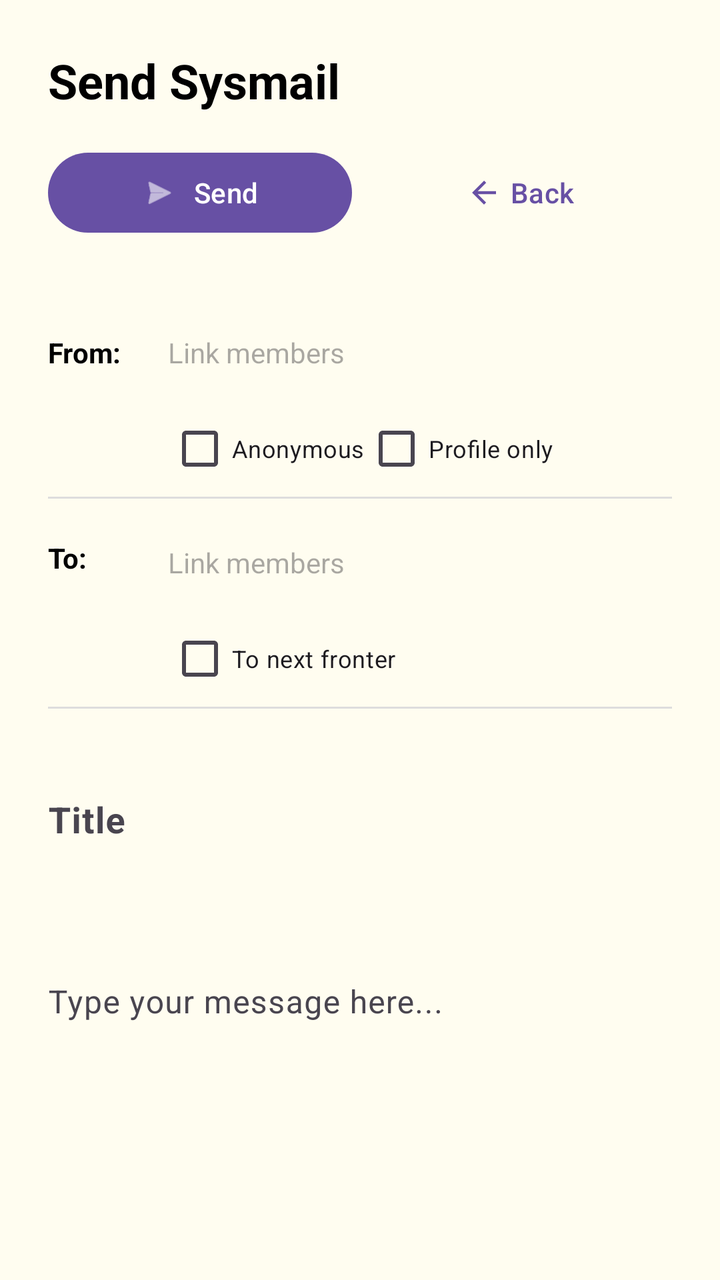
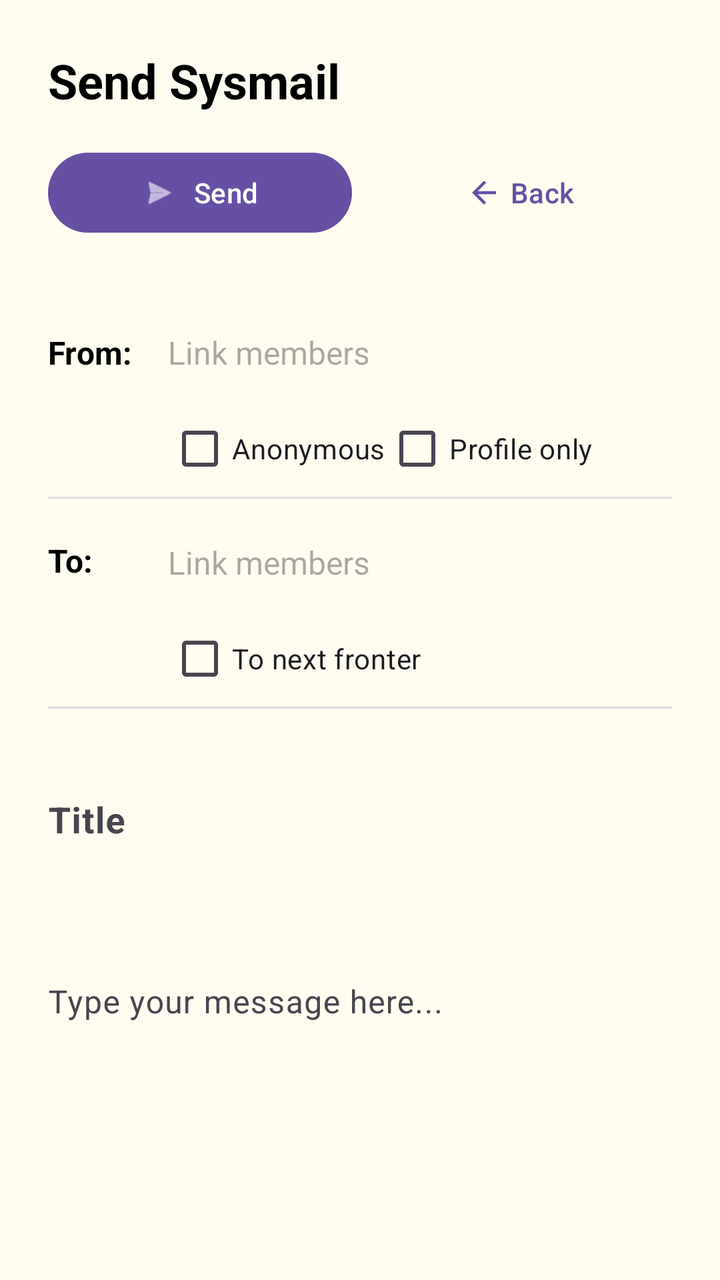

An Android layout rendered at two revisions. The XML below is the earlier revision; the diff shows what the commit changed to produce the second picture.
<!-- AndroidManifest.xml: application theme Theme.PluralApp001 -->
<!-- res/layout/activity_send_message.xml -->
<?xml version="1.0" encoding="utf-8"?>
<androidx.constraintlayout.widget.ConstraintLayout xmlns:android="http://schemas.android.com/apk/res/android"
    xmlns:app="http://schemas.android.com/apk/res-auto"
    android:layout_width="match_parent"
    android:layout_height="match_parent"
    android:fitsSystemWindows="true"
    android:background="#FFFDF0">

    <LinearLayout
        android:layout_width="match_parent"
        android:layout_height="match_parent"
        android:orientation="vertical"
        android:paddingTop="24dp"
        android:paddingStart="24dp"
        android:paddingEnd="24dp"
        android:paddingBottom="24dp">

        <androidx.constraintlayout.widget.ConstraintLayout
            android:layout_width="match_parent"
            android:layout_height="wrap_content"
            android:layout_marginBottom="16dp">

            <TextView
                android:id="@+id/titleSendMessage"
                android:layout_width="wrap_content"
                android:layout_height="wrap_content"
                android:text="@string/dialog_send_message_title"
                android:textSize="24sp"
                android:textStyle="bold"
                android:textColor="@color/black"
                app:layout_constraintTop_toTopOf="parent"
                app:layout_constraintStart_toStartOf="parent" />

            <androidx.constraintlayout.helper.widget.Flow
                android:id="@+id/flowButtonsSendMessage"
                android:layout_width="match_parent"
                android:layout_height="wrap_content"
                android:layout_marginTop="16dp"
                app:flow_maxElementsWrap="2"
                app:flow_wrapMode="aligned"
                app:flow_horizontalGap="8dp"
                app:flow_verticalGap="8dp"
                app:flow_horizontalStyle="spread"
                app:constraint_referenced_ids="btnSend,btnSendMessageBack"
                app:layout_constraintTop_toBottomOf="@id/titleSendMessage"
                app:layout_constraintStart_toStartOf="parent"
                app:layout_constraintEnd_toEndOf="parent" />

            <Button
                android:id="@+id/btnSend"
                android:layout_width="0dp"
                android:layout_height="wrap_content"
                app:icon="@android:drawable/ic_menu_send"
                app:iconGravity="textStart"
                android:text="@string/action_send" />

            <Button
                android:id="@+id/btnSendMessageBack"
                style="@style/Widget.Material3.Button.TextButton"
                android:layout_width="0dp"
                android:layout_height="wrap_content"
                app:icon="@drawable/abc_ic_ab_back_material"
                app:iconGravity="textStart"
                android:text="@string/back" />

        </androidx.constraintlayout.widget.ConstraintLayout>

        <androidx.core.widget.NestedScrollView
            android:layout_width="match_parent"
            android:layout_height="0dp"
            android:layout_weight="1">

            <LinearLayout
                android:layout_width="match_parent"
                android:layout_height="wrap_content"
                android:orientation="vertical">

                
                <LinearLayout
                    android:layout_width="match_parent"
                    android:layout_height="wrap_content"
                    android:orientation="horizontal"
                    android:gravity="center_vertical"
                    android:layout_marginTop="16dp">

                    <TextView
                        android:layout_width="60dp"
                        android:layout_height="wrap_content"
                        android:text="@string/label_from"
                        android:textSize="14sp"
                        android:textStyle="bold"
                        android:textColor="@color/black" />

                    <TextView
                        android:id="@+id/tvSelectedSenders"
                        android:layout_width="0dp"
                        android:layout_height="wrap_content"
                        android:layout_weight="1"
                        android:minHeight="48dp"
                        android:gravity="center_vertical"
                        android:textSize="14sp"
                        android:hint="@string/action_link_members"
                        android:textColor="@color/black"
                        android:clickable="true"
                        android:focusable="true"
                        android:background="?attr/selectableItemBackground" />
                </LinearLayout>

                
                <LinearLayout
                    android:layout_width="match_parent"
                    android:layout_height="wrap_content"
                    android:orientation="horizontal"
                    android:gravity="center_vertical">

                    <View
                        android:layout_width="60dp"
                        android:layout_height="1dp" />

                    <CheckBox
                        android:id="@+id/cbAnonymous"
                        android:layout_width="wrap_content"
                        android:layout_height="wrap_content"
                        android:text="@string/action_anonymous"
                        android:textSize="12sp" />

                    <CheckBox
                        android:id="@+id/cbProfileOnly"
                        android:layout_width="wrap_content"
                        android:layout_height="wrap_content"
                        android:text="@string/action_profile_only"
                        android:textSize="12sp" />
                </LinearLayout>

                <View
                    android:layout_width="match_parent"
                    android:layout_height="1dp"
                    android:background="#DDDDDD" />

                
                <LinearLayout
                    android:layout_width="match_parent"
                    android:layout_height="wrap_content"
                    android:orientation="horizontal"
                    android:gravity="top"
                    android:layout_marginTop="8dp">

                    <TextView
                        android:layout_width="60dp"
                        android:layout_height="wrap_content"
                        android:layout_marginTop="12dp"
                        android:text="@string/label_to"
                        android:textSize="14sp"
                        android:textStyle="bold"
                        android:textColor="@color/black" />

                    <LinearLayout
                        android:layout_width="0dp"
                        android:layout_height="wrap_content"
                        android:layout_weight="1"
                        android:orientation="vertical">

                        <TextView
                            android:id="@+id/tvSelectedTargets"
                            android:layout_width="match_parent"
                            android:layout_height="wrap_content"
                            android:minHeight="48dp"
                            android:gravity="center_vertical"
                            android:textSize="14sp"
                            android:hint="@string/action_link_members"
                            android:text=""
                            android:textColor="@color/black"
                            android:clickable="true"
                            android:focusable="true"
                            android:background="?attr/selectableItemBackground" />

                        <CheckBox
                            android:id="@+id/cbNextFronter"
                            android:layout_width="wrap_content"
                            android:layout_height="wrap_content"
                            android:text="@string/cb_next_fronter"
                            android:textSize="12sp" />
                    </LinearLayout>
                </LinearLayout>

                <View
                    android:layout_width="match_parent"
                    android:layout_height="1dp"
                    android:background="#DDDDDD" />

                
                <com.google.android.material.textfield.TextInputLayout
                    android:id="@+id/layoutMessageTitle"
                    android:layout_width="match_parent"
                    android:layout_height="wrap_content"
                    android:layout_marginTop="16dp"
                    android:hint="@string/hint_note_title"
                    app:boxBackgroundMode="none"
                    app:boxStrokeWidth="0dp">

                    <com.google.android.material.textfield.TextInputEditText
                        android:id="@+id/editMessageTitle"
                        android:layout_width="match_parent"
                        android:layout_height="wrap_content"
                        android:paddingStart="0dp"
                        android:paddingEnd="0dp"
                        android:background="@null"
                        android:textSize="18sp"
                        android:textStyle="bold"
                        android:inputType="textCapSentences" />
                </com.google.android.material.textfield.TextInputLayout>

                
                <com.google.android.material.textfield.TextInputLayout
                    android:id="@+id/layoutMessageContent"
                    android:layout_width="match_parent"
                    android:layout_height="wrap_content"
                    android:layout_marginTop="24dp"
                    android:hint="@string/hint_message_content"
                    app:boxBackgroundMode="none"
                    app:boxStrokeWidth="0dp">

                    <com.google.android.material.textfield.TextInputEditText
                        android:id="@+id/editMessageContent"
                        android:layout_width="match_parent"
                        android:layout_height="wrap_content"
                        android:minHeight="300dp"
                        android:paddingStart="0dp"
                        android:paddingEnd="0dp"
                        android:background="@null"
                        android:gravity="top"
                        android:textSize="16sp"
                        android:inputType="textMultiLine|textCapSentences" />
                </com.google.android.material.textfield.TextInputLayout>

            </LinearLayout>
        </androidx.core.widget.NestedScrollView>

    </LinearLayout>
</androidx.constraintlayout.widget.ConstraintLayout>
<!-- resources referenced by this layout -->
<resources>
  <color name="black">#FF000000</color>
  <string name="action_anonymous">Anonymous</string>
  <string name="action_link_members">Link members</string>
  <string name="action_profile_only">Profile only</string>
  <string name="action_send">Send</string>
  <string name="back">Back</string>
  <string name="cb_next_fronter">To next fronter</string>
  <string name="dialog_send_message_title">Send Sysmail</string>
  <string name="hint_message_content">Type your message here...</string>
  <string name="hint_note_title">Title</string>
  <string name="label_from">From:</string>
  <string name="label_to">To:</string>
  <style name="Theme.PluralApp001" parent="Base.Theme.PluralApp001" />
  <style name="Base.Theme.PluralApp001" parent="Theme.Material3.DayNight.NoActionBar">
          
          
      </style>
</resources>

<!-- the commit's change to res/layout/activity_send_message.xml (unified diff, before → after) -->
@@ -87,7 +87,7 @@
                         android:layout_width="60dp"
                         android:layout_height="wrap_content"
                         android:text="@string/label_from"
-                        android:textSize="14sp"
+                        android:textSize="16sp"
                         android:textStyle="bold"
                         android:textColor="@color/black" />
 
@@ -98,7 +98,7 @@
                         android:layout_weight="1"
                         android:minHeight="48dp"
                         android:gravity="center_vertical"
-                        android:textSize="14sp"
+                        android:textSize="16sp"
                         android:hint="@string/action_link_members"
                         android:textColor="@color/black"
                         android:clickable="true"
@@ -122,14 +122,14 @@
                         android:layout_width="wrap_content"
                         android:layout_height="wrap_content"
                         android:text="@string/action_anonymous"
-                        android:textSize="12sp" />
+                        android:textSize="14sp" />
 
                     <CheckBox
                         android:id="@+id/cbProfileOnly"
                         android:layout_width="wrap_content"
                         android:layout_height="wrap_content"
                         android:text="@string/action_profile_only"
-                        android:textSize="12sp" />
+                        android:textSize="14sp" />
                 </LinearLayout>
 
                 <View
@@ -150,7 +150,7 @@
                         android:layout_height="wrap_content"
                         android:layout_marginTop="12dp"
                         android:text="@string/label_to"
-                        android:textSize="14sp"
+                        android:textSize="16sp"
                         android:textStyle="bold"
                         android:textColor="@color/black" />
 
@@ -166,7 +166,7 @@
                             android:layout_height="wrap_content"
                             android:minHeight="48dp"
                             android:gravity="center_vertical"
-                            android:textSize="14sp"
+                            android:textSize="16sp"
                             android:hint="@string/action_link_members"
                             android:text=""
                             android:textColor="@color/black"
@@ -179,7 +179,7 @@
                             android:layout_width="wrap_content"
                             android:layout_height="wrap_content"
                             android:text="@string/cb_next_fronter"
-                            android:textSize="12sp" />
+                            android:textSize="14sp" />
                     </LinearLayout>
                 </LinearLayout>
 
